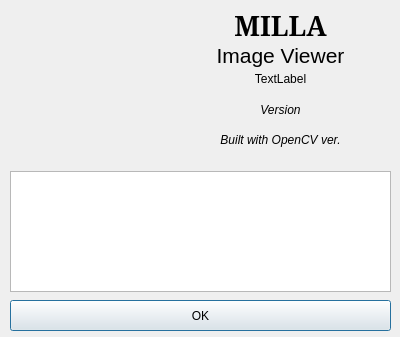
matrixsmaster/MILLA, file milla-view/aboutbox.ui: the form before one commit.
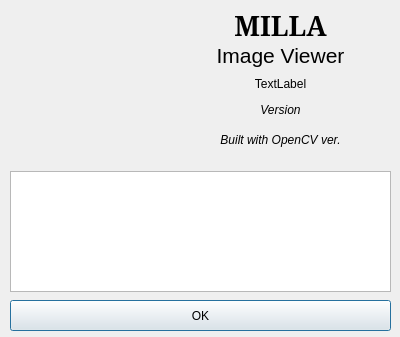
The form after the commit. Icons and pictures are not drawn.

The edit to the form file:
```diff
--- a/milla-view/aboutbox.ui
+++ b/milla-view/aboutbox.ui
@@ -168,7 +168,7 @@
    <property name="geometry">
     <rect>
      <x>170</x>
-     <y>70</y>
+     <y>75</y>
      <width>221</width>
      <height>17</height>
     </rect>
```
